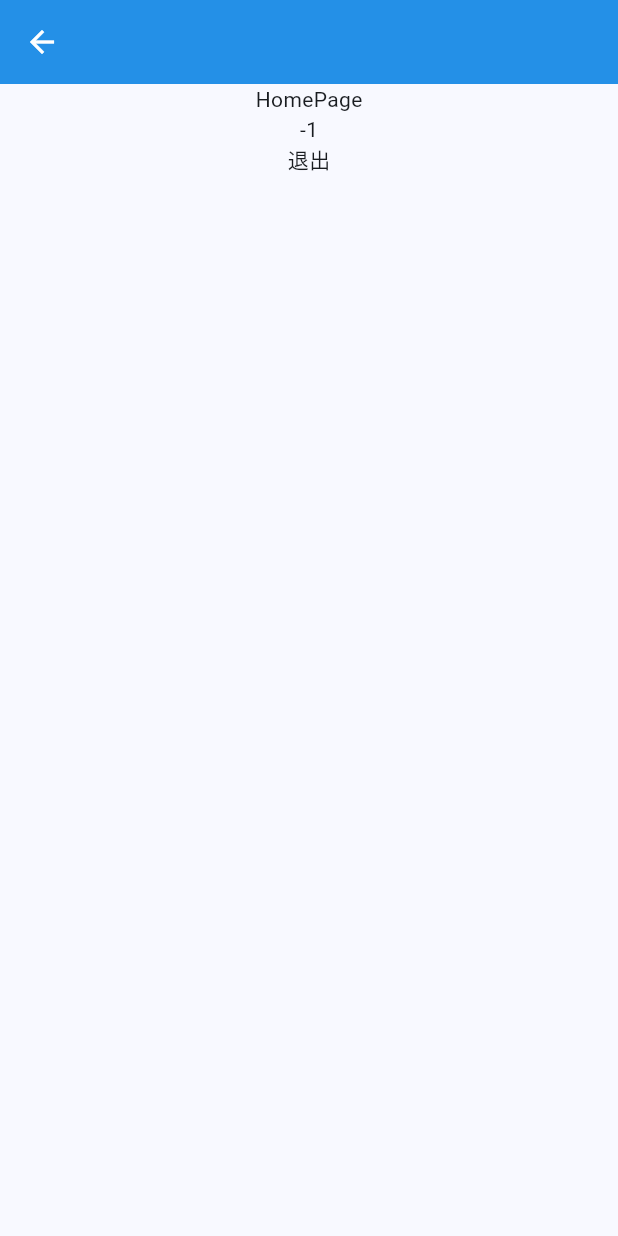
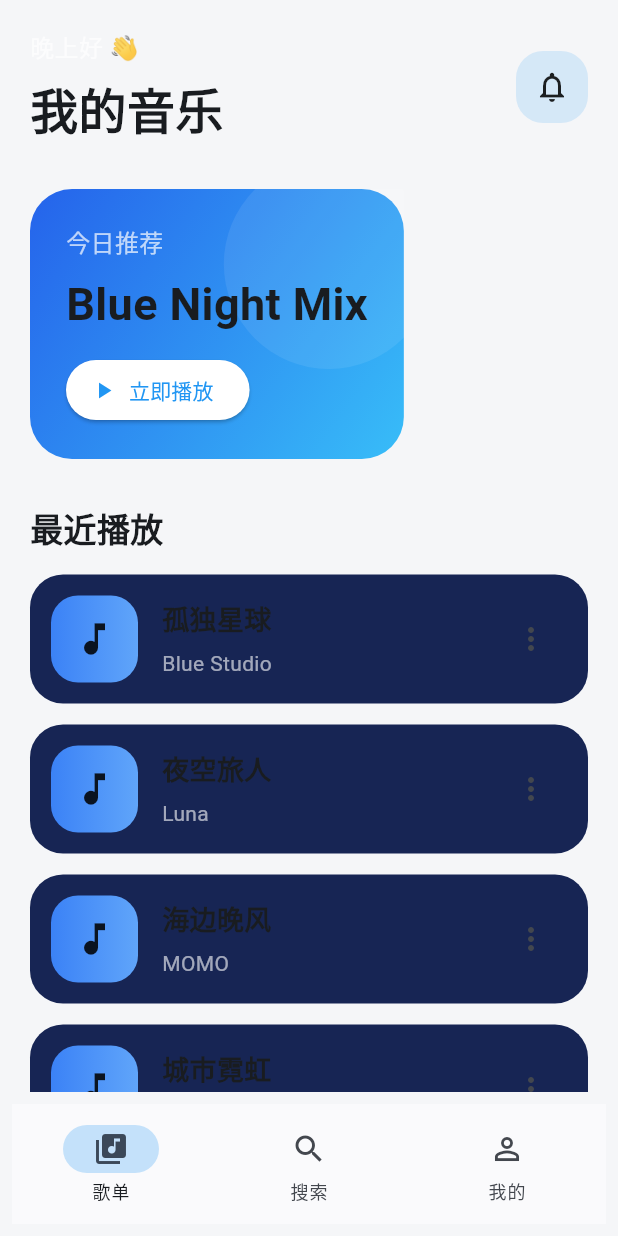
Before and after one commit to siwangqishiq/geji_music_client, a Flutter app: the HomePage screen opened by its route, on a phone screen of 412 x 824 dp. Run offline on Flutter 3.47's test engine with Material 3 defaults, Android fonts, the phone set to English and light mode, and no system bars; drawn by our look-alikes of toastification; our stand-ins replace audioplayers, dio, image_picker, logger, shared_preferences; accounts and stored records are empty; network calls fail; Roboto replaces fonts that are missing (cn).

Commit message:
添加登录后的主界面

```diff
--- a/lib/data/servers.dart
+++ b/lib/data/servers.dart
@@ -2,8 +2,8 @@
 
 import 'package:geji_music_client/config.dart';
 
-// const String BASE_URL_TEST = "http://192.168.100.165:4488";
-const String BASE_URL_TEST = "http://192.168.31.131:4488";
+const String BASE_URL_TEST = "http://192.168.100.41:4488";
+// const String BASE_URL_TEST = "http://192.168.31.131:4488";
 
 const String BASE_URL = "http://124.220.0.185:4488";
 
--- /dev/null
+++ b/lib/pages/home_favorlist_page.dart
@@ -0,0 +1,209 @@
+import 'package:flutter/material.dart';
+
+class FavorlistPage extends StatelessWidget {
+  const FavorlistPage({super.key});
+
+  @override
+  Widget build(BuildContext context) {
+    return SafeArea(
+      child: SingleChildScrollView(
+        padding: const EdgeInsets.all(20),
+        child: Column(
+          crossAxisAlignment: CrossAxisAlignment.start,
+          children: [
+            Row(
+              mainAxisAlignment: MainAxisAlignment.spaceBetween,
+              children: [
+                const Column(
+                  crossAxisAlignment: CrossAxisAlignment.start,
+                  children: [
+                    Text(
+                      "晚上好 👋",
+                      style: TextStyle(
+                        fontSize: 16,
+                        color: Colors.white70,
+                      ),
+                    ),
+                    SizedBox(height: 6),
+                    Text(
+                      "我的音乐",
+                      style: TextStyle(
+                        fontSize: 32,
+                        fontWeight: FontWeight.bold,
+                      ),
+                    ),
+                  ],
+                ),
+                Container(
+                  padding: const EdgeInsets.all(12),
+                  decoration: BoxDecoration(
+                    color: Colors.blue.withValues(alpha: 0.15),
+                    borderRadius: BorderRadius.circular(18),
+                  ),
+                  child: const Icon(Icons.notifications_none),
+                )
+              ],
+            ),
+            const SizedBox(height: 30),
+
+            /// 推荐Banner
+            Container(
+              height: 180,
+              decoration: BoxDecoration(
+                borderRadius: BorderRadius.circular(28),
+                gradient: const LinearGradient(
+                  colors: [
+                    Color(0xFF2563EB),
+                    Color(0xFF38BDF8),
+                  ],
+                  begin: Alignment.topLeft,
+                  end: Alignment.bottomRight,
+                ),
+              ),
+              child: Stack(
+                children: [
+                  Positioned(
+                    right: -20,
+                    top: -20,
+                    child: Container(
+                      width: 140,
+                      height: 140,
+                      decoration: BoxDecoration(
+                        color: Colors.white.withValues(alpha: 0.08),
+                        shape: BoxShape.circle,
+                      ),
+                    ),
+                  ),
+                  Padding(
+                    padding: const EdgeInsets.all(24),
+                    child: Column(
+                      crossAxisAlignment: CrossAxisAlignment.start,
+                      mainAxisAlignment: MainAxisAlignment.center,
+                      children: [
+                        const Text(
+                          "今日推荐",
+                          style: TextStyle(
+                            fontSize: 16,
+                            color: Colors.white70,
+                          ),
+                        ),
+                        const SizedBox(height: 8),
+                        const Text(
+                          "Blue Night Mix",
+                          style: TextStyle(
+                            fontSize: 30,
+                            fontWeight: FontWeight.bold,
+                          ),
+                        ),
+                        const SizedBox(height: 12),
+                        ElevatedButton.icon(
+                          onPressed: () {},
+                          style: ElevatedButton.styleFrom(
+                            backgroundColor: Colors.white,
+                            foregroundColor: Colors.blue,
+                          ),
+                          icon: const Icon(Icons.play_arrow),
+                          label: const Text("立即播放"),
+                        )
+                      ],
+                    ),
+                  )
+                ],
+              ),
+            ),
+
+            const SizedBox(height: 30),
+
+            const Text(
+              "最近播放",
+              style: TextStyle(
+                fontSize: 22,
+                fontWeight: FontWeight.bold,
+              ),
+            ),
+
+            const SizedBox(height: 16),
+
+            ...List.generate(
+              5,
+              (index) => musicItem(
+                title: [
+                  "孤独星球",
+                  "夜空旅人",
+                  "海边晚风",
+                  "城市霓虹",
+                  "Dream Wave"
+                ][index],
+                artist: [
+                  "Blue Studio",
+                  "Luna",
+                  "MOMO",
+                  "NEX",
+                  "SkyLine"
+                ][index],
+              ),
+            )
+          ],
+        ),
+      ),
+    );
+  }
+
+  Widget musicItem({
+    required String title,
+    required String artist,
+  }) {
+    return Container(
+      margin: const EdgeInsets.only(bottom: 14),
+      padding: const EdgeInsets.all(14),
+      decoration: BoxDecoration(
+        color: const Color(0xFF172554),
+        borderRadius: BorderRadius.circular(22),
+      ),
+      child: Row(
+        children: [
+          Container(
+            width: 58,
+            height: 58,
+            decoration: BoxDecoration(
+              borderRadius: BorderRadius.circular(18),
+              gradient: const LinearGradient(
+                colors: [
+                  Color(0xFF3B82F6),
+                  Color(0xFF60A5FA),
+                ],
+              ),
+            ),
+            child: const Icon(Icons.music_note, size: 28),
+          ),
+          const SizedBox(width: 16),
+          Expanded(
+            child: Column(
+              crossAxisAlignment: CrossAxisAlignment.start,
+              children: [
+                Text(
+                  title,
+                  style: const TextStyle(
+                    fontSize: 18,
+                    fontWeight: FontWeight.bold,
+                  ),
+                ),
+                const SizedBox(height: 6),
+                Text(
+                  artist,
+                  style: const TextStyle(
+                    color: Colors.white60,
+                  ),
+                ),
+              ],
+            ),
+          ),
+          IconButton(
+            onPressed: () {},
+            icon: const Icon(Icons.more_vert),
+          )
+        ],
+      ),
+    );
+  }
+}//end class
--- a/lib/pages/home_page.dart
+++ b/lib/pages/home_page.dart
@@ -1,37 +1,100 @@
 import 'package:flutter/material.dart';
-import 'package:geji_music_client/common/account.dart';
-import 'package:geji_music_client/common/login_manager.dart';
-import 'package:geji_music_client/pages/routers.dart';
+import 'package:geji_music_client/common/com_color.dart';
+import 'package:geji_music_client/pages/home_favorlist_page.dart';
+import 'package:geji_music_client/pages/home_profile_page.dart';
+import 'package:geji_music_client/pages/search_page.dart';
 
-class HomePage extends StatelessWidget {
+class HomePage extends StatefulWidget {
   const HomePage({super.key});
 
   @override
+  State<StatefulWidget> createState() => HomePageState();
+
+  // @override
+  // Widget build(BuildContext context) {
+  //   return Scaffold(
+  //     appBar: AppBar(
+  //       elevation: 8,
+  //       backgroundColor: Colors.blue,
+  //       foregroundColor: Colors.white,
+  //     ),
+  //     body: Center(
+  //       child: Column(
+  //         children: [
+  //           const Text("HomePage"),
+  //           Text(Account.instance().accountDisplayName()),
+  //           InkWell(
+  //             onTap: ()async{
+  //               await LoginManager.instance().clearLoginData();
+  //               if(!context.mounted){
+  //                 return;
+  //               }
+  //               Navigator.of(context).pushNamedAndRemoveUntil(
+  //                 ROUTER_LOGIN,
+  //                 (route) => false
+  //               );
+  //             },
+  //             child: Text("退出"),
+  //           )
+  //         ],
+  //       ),
+  //     ),
+  //   );
+  // }
+
+}
+
+class HomePageState extends State<HomePage> {
+  int currentIndex = 0;
+
+  final pages = const [
+    FavorlistPage(),
+    SearchPage(),
+    ProfilePage(),
+  ];
+
+  @override
   Widget build(BuildContext context) {
-    return Scaffold(
-      appBar: AppBar(
-        elevation: 8,
-        backgroundColor: Colors.blue,
-        foregroundColor: Colors.white,
-      ),
-      body: Center(
-        child: Column(
-          children: [
-            const Text("HomePage"),
-            Text(Account.instance().accountDisplayName()),
-            InkWell(
-              onTap: ()async{
-                await LoginManager.instance().clearLoginData();
-                if(!context.mounted){
-                  return;
-                }
-                Navigator.of(context).pushNamed(ROUTER_LOGIN);
-              },
-              child: Text("退出"),
-            )
-          ],
+    return SafeArea(
+      child: Scaffold(
+        backgroundColor: ComColors.MainBackground,
+        body: IndexedStack(
+          index: currentIndex,
+          children: pages,
         ),
-      ),
+        bottomNavigationBar: Container(
+          margin: const EdgeInsets.all(8),
+          child: NavigationBar(
+            backgroundColor: ComColors.MainBackground2,
+            indicatorColor: Colors.blue.withValues(alpha: 0.25),
+            selectedIndex: currentIndex,
+            labelBehavior:NavigationDestinationLabelBehavior.alwaysShow,
+            onDestinationSelected: (index) {
+              setState(() {
+                currentIndex = index;
+              });
+            },
+
+            destinations: const [
+              NavigationDestination(
+                icon: Icon(Icons.library_music_outlined),
+                selectedIcon: Icon(Icons.library_music),
+                label: "歌单",
+              ),
+              NavigationDestination(
+                icon: Icon(Icons.search_outlined),
+                selectedIcon: Icon(Icons.search),
+                label: "搜索",
+              ),
+              NavigationDestination(
+                icon: Icon(Icons.person_outline),
+                selectedIcon: Icon(Icons.person),
+                label: "我的",
+              ),
+            ],
+          ),
+        ),
+      )
     );
   }
 }
--- /dev/null
+++ b/lib/pages/home_profile_page.dart
@@ -0,0 +1,80 @@
+import 'package:flutter/material.dart';
+
+class ProfilePage extends StatelessWidget {
+  const ProfilePage({super.key});
+
+  @override
+  Widget build(BuildContext context) {
+    return SafeArea(
+      child: Padding(
+        padding: const EdgeInsets.all(20),
+        child: Column(
+          children: [
+            const SizedBox(height: 20),
+            Container(
+              width: 100,
+              height: 100,
+              decoration: BoxDecoration(
+                shape: BoxShape.circle,
+                gradient: LinearGradient(
+                  colors: [
+                    Colors.blue.shade400,
+                    Colors.lightBlueAccent,
+                  ],
+                ),
+              ),
+              child: const Icon(
+                Icons.person,
+                size: 50,
+              ),
+            ),
+            const SizedBox(height: 20),
+            const Text(
+              "Blue Music User",
+              style: TextStyle(
+                fontSize: 28,
+                fontWeight: FontWeight.bold,
+              ),
+            ),
+            const SizedBox(height: 10),
+            const Text(
+              "热爱音乐 · 热爱生活",
+              style: TextStyle(
+                color: Colors.white60,
+              ),
+            ),
+            const SizedBox(height: 40),
+            profileItem(Icons.favorite_border, "我喜欢的音乐"),
+          ],
+        ),
+      ),
+    );
+  }
+
+  static Widget profileItem(IconData icon, String title) {
+    return Container(
+      margin: const EdgeInsets.only(bottom: 16),
+      padding: const EdgeInsets.all(18),
+      decoration: BoxDecoration(
+        color: const Color(0xFF172554),
+        borderRadius: BorderRadius.circular(22),
+      ),
+      child: Row(
+        children: [
+          Icon(icon, color: Colors.lightBlueAccent),
+          const SizedBox(width: 16),
+          Expanded(
+            child: Text(
+              title,
+              style: const TextStyle(
+                fontSize: 16,
+                fontWeight: FontWeight.w500,
+              ),
+            ),
+          ),
+          const Icon(Icons.chevron_right),
+        ],
+      ),
+    );
+  }
+}
--- a/lib/pages/login_page.dart
+++ b/lib/pages/login_page.dart
@@ -45,7 +45,10 @@ class _LoginPageState extends State<LoginPage> {
                 (route) => false,
               );
             },
-            child: Text("去听歌"),
+            child: Padding(
+              padding: EdgeInsetsGeometry.only(right: 16),
+              child: Text("去听歌"),
+            ),
           ),
         ]
       ),
```
